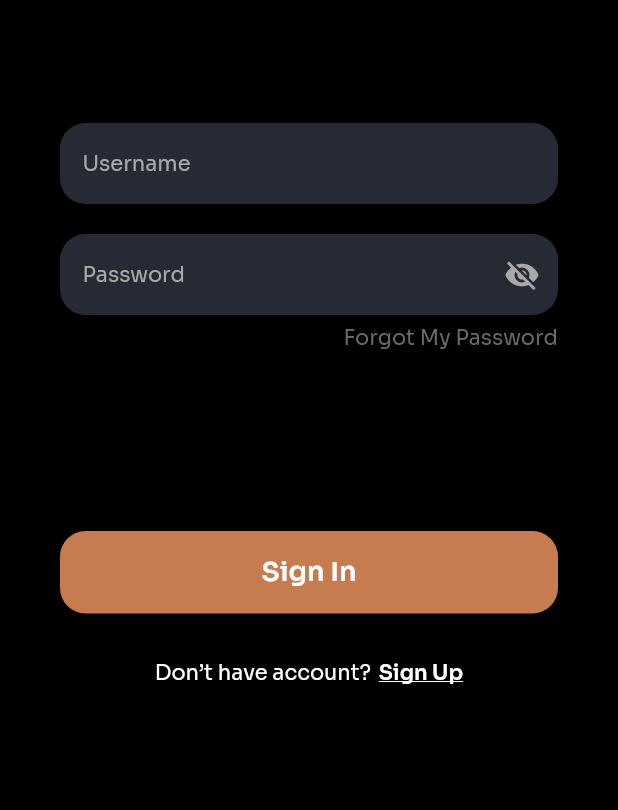
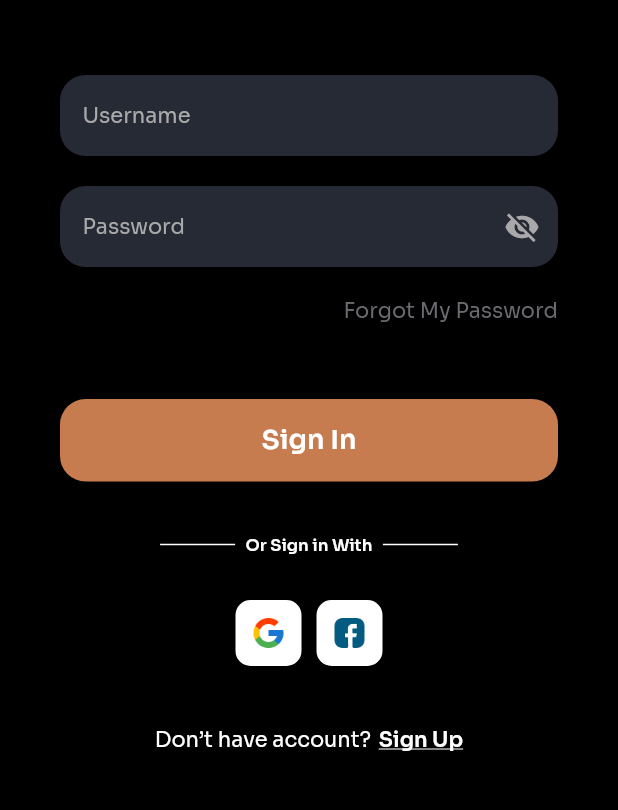
Before and after one commit to trihadi17/coffee, a Flutter app: the screen it shows after launch, after a tap on "Get Started", on a phone screen of 412 x 824 dp, the part 345-1155 px from its top. Run offline on Flutter 3.47's test engine with Material 2 defaults, Android fonts, the phone set to English and light mode, and no system bars; our stand-ins replace fluttertoast, google_fonts, google_maps_flutter, shimmer.

Commit message:
Sign In Revision

```diff
--- a/lib/pages/delivery_page.dart
+++ b/lib/pages/delivery_page.dart
@@ -3,9 +3,17 @@ import 'package:flutter/material.dart';
 // Theme
 import 'package:coffee/theme.dart';
 
-class DeliveryPage extends StatelessWidget {
+// Package Google Maps (Menampilkan maps)
+import 'package:google_maps_flutter/google_maps_flutter.dart';
+
+class DeliveryPage extends StatefulWidget {
   const DeliveryPage({Key? key}) : super(key: key);
 
+  @override
+  State<DeliveryPage> createState() => _DeliveryPageState();
+}
+
+class _DeliveryPageState extends State<DeliveryPage> {
   @override
   Widget build(BuildContext context) {
     return Scaffold(
--- a/lib/pages/signin_page.dart
+++ b/lib/pages/signin_page.dart
@@ -69,22 +69,9 @@ class _SignInPageState extends State<SignInPage> {
     );
   }
 
-  // Input (Username, password)
-  Widget input() {
-    return Container(
-      margin: EdgeInsets.symmetric(
-        horizontal: 40,
-      ),
-      child: Form(
-        key: _formKey,
-        child: Column(
-          children: [
-            SizedBox(
-              height: 82,
-            ),
-
   // USERNAME
-            TextFormField(
+  Widget usernameInput() {
+    return TextFormField(
       controller: _usernameController,
       validator: (value) {
         return validateText(value, 'username');
@@ -138,14 +125,12 @@ class _SignInPageState extends State<SignInPage> {
           color: Color(0xffA9A9A9),
         ),
       ),
-            ),
-
-            SizedBox(
-              height: 20,
-            ),
+    );
+  }
 
   // PASSWORD
-            TextFormField(
+  Widget passwordInput() {
+    return TextFormField(
       controller: _passwordController,
       validator: (value) {
         return validateText(value, 'password');
@@ -215,12 +200,30 @@ class _SignInPageState extends State<SignInPage> {
           fontWeight: FontWeight.w400,
         ),
       ),
+    );
+  }
+
+  // Input (Username, password)
+  Widget input() {
+    return Container(
+      margin: EdgeInsets.symmetric(
+        horizontal: 40,
       ),
-
+      child: Form(
+        key: _formKey,
+        child: Column(
+          children: [
             SizedBox(
-              height: 6,
+              height: 50,
             ),
-
+            usernameInput(),
+            SizedBox(
+              height: 20,
+            ),
+            passwordInput(),
+            SizedBox(
+              height: 20,
+            ),
             Container(
               alignment: Alignment(1, 0),
               child: Text(
@@ -236,7 +239,7 @@ class _SignInPageState extends State<SignInPage> {
     );
   }
 
-  // Sign Button & Sign Up
+  // Sign Button
   Widget buttonSign() {
     return Container(
       margin: EdgeInsets.symmetric(
@@ -245,7 +248,7 @@ class _SignInPageState extends State<SignInPage> {
       child: Column(
         children: [
           SizedBox(
-            height: 120,
+            height: 50,
           ),
           Container(
             height: 55,
@@ -305,10 +308,99 @@ class _SignInPageState extends State<SignInPage> {
                     ),
             ),
           ),
+        ],
+      ),
+    );
+  }
+
+  // Sign In with GOOGLE & FACEBOOK
+  Widget anotherSignIn() {
+    return Container(
+      margin: EdgeInsets.only(top: 35),
+      child: Column(
+        crossAxisAlignment: CrossAxisAlignment.center,
+        children: [
+          // Title
+          Row(
+            mainAxisAlignment: MainAxisAlignment.center,
+            children: [
+              Container(
+                width: 50,
+                height: 1,
+                color: whiteColor,
+              ),
+              SizedBox(
+                width: 7,
+              ),
+              Text(
+                'Or Sign in With',
+                style: whiteTextStyle.copyWith(fontSize: 11),
+              ),
+              SizedBox(
+                width: 7,
+              ),
+              Container(
+                width: 50,
+                height: 1,
+                color: whiteColor,
+              ),
+            ],
+          ),
+
           SizedBox(
             height: 30,
           ),
+
+          // Google & Facebook
           Row(
+            mainAxisAlignment: MainAxisAlignment.center,
+            children: [
+              Container(
+                width: 44,
+                height: 44,
+                decoration: BoxDecoration(
+                  borderRadius: BorderRadius.circular(10),
+                  color: whiteColor,
+                ),
+                child: Center(
+                  child: Image.asset(
+                    'assets/icon_google.png',
+                    width: 24,
+                  ),
+                ),
+              ),
+              SizedBox(
+                width: 10,
+              ),
+              Container(
+                width: 44,
+                height: 44,
+                decoration: BoxDecoration(
+                  borderRadius: BorderRadius.circular(10),
+                  color: whiteColor,
+                ),
+                child: Center(
+                  child: Image.asset(
+                    'assets/icon_facebook.png',
+                    width: 24,
+                  ),
+                ),
+              ),
+            ],
+          )
+        ],
+      ),
+    );
+  }
+
+  // Navigation Sign Up Page
+  Widget navToSignUp() {
+    return Container(
+      margin: EdgeInsets.only(
+        top: 40,
+        bottom: 20,
+      ),
+      child: Row(
         mainAxisAlignment: MainAxisAlignment.center,
         children: [
           Text(
@@ -326,14 +418,9 @@ class _SignInPageState extends State<SignInPage> {
             },
             child: Text(
               'Sign Up',
-                  style: whiteTextStyle.copyWith(
-                      decoration: TextDecoration.underline),
+              style:
+                  whiteTextStyle.copyWith(decoration: TextDecoration.underline),
             ),
-              ),
-            ],
-          ),
-          SizedBox(
-            height: 30,
           ),
         ],
       ),
@@ -372,6 +459,8 @@ class _SignInPageState extends State<SignInPage> {
           header(),
           input(),
           buttonSign(),
+          anotherSignIn(),
+          navToSignUp(),
         ],
       ),
     );
--- a/pubspec.yaml
+++ b/pubspec.yaml
@@ -32,6 +32,7 @@ dependencies:
     sdk: flutter
   fluttertoast: ^8.2.5
   google_fonts: ^3.0.0
+  google_maps_flutter: ^2.2.6
   provider: ^6.1.2
   shimmer: ^3.0.0
 
```
Also changed, not shown: assets/icon_facebook.png (added), assets/icon_google.png (added), pubspec.lock, 1 other file. Lines whose indentation alone changed are shown as unchanged.
